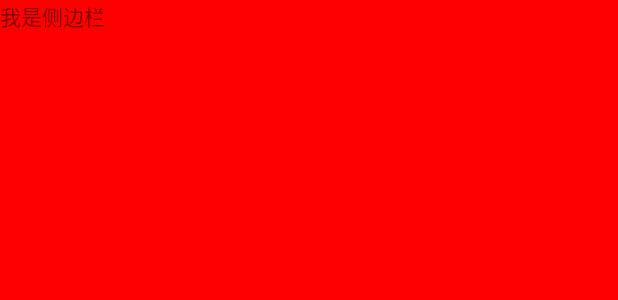
After one commit to tocongshanghai/News, an Android app: the layout fragment_leftmenu.xml on its own in the app's theme, with its tools: preview values and no code run, on a phone screen of 412 x 824 dp. The commit adds this screen. Shown: the top 300 px of the screen. Run offline under Robolectric (Android 15) with nearby library versions, the phone set to English and light mode, and no system bars.

Commit message:
finish: splashActivity(闪屏)-->MainActivity(主页面)-->slidingMenu

```diff
--- a/NewsApplication/smartnews/build.gradle
+++ b/NewsApplication/smartnews/build.gradle
@@ -20,7 +20,7 @@ android {
 }
 
 dependencies {
-    compile fileTree(dir: 'libs', include: ['*.jar'])
-
+    compile fileTree(include: ['*.jar'], dir: 'libs')
     compile 'com.android.support:appcompat-v7:23.4.0'
+    compile project(':library')
 }
--- /dev/null
+++ b/NewsApplication/smartnews/src/main/res/layout/fragment_leftmenu.xml
@@ -0,0 +1,12 @@
+<?xml version="1.0" encoding="utf-8"?>
+<RelativeLayout xmlns:android="http://schemas.android.com/apk/res/android"
+                android:layout_width="match_parent"
+                android:layout_height="match_parent"
+    android:background="#f00"
+    >
+<TextView
+    android:layout_width="wrap_content"
+    android:layout_height="wrap_content"
+    android:text="我是侧边栏"
+    />
+</RelativeLayout>
```
Also changed, not shown: NewsApplication/smartnews/src/main/java/com/tocong/smartnews/MainActivity.java (+37 -3 lines), NewsApplication/smartnews/src/main/java/com/tocong/smartnews/fragment/BaseFragment.java (added, +39 -0 lines), NewsApplication/smartnews/src/main/java/com/tocong/smartnews/fragment/ContentFragment.java (added, +16 -0 lines), NewsApplication/smartnews/src/main/java/com/tocong/smartnews/fragment/LeftMenuFragment.java (added, +16 -0 lines), NewsApplication/smartnews/src/main/res/layout/activity_main.xml (+4 -10 lines), NewsApplication/smartnews/src/main/res/layout/fragment_content.xml (added, +12 -0 lines), NewsApplication/smartnews/src/main/res/layout/left_menu.xml (added, +8 -0 lines), 1 other file.
